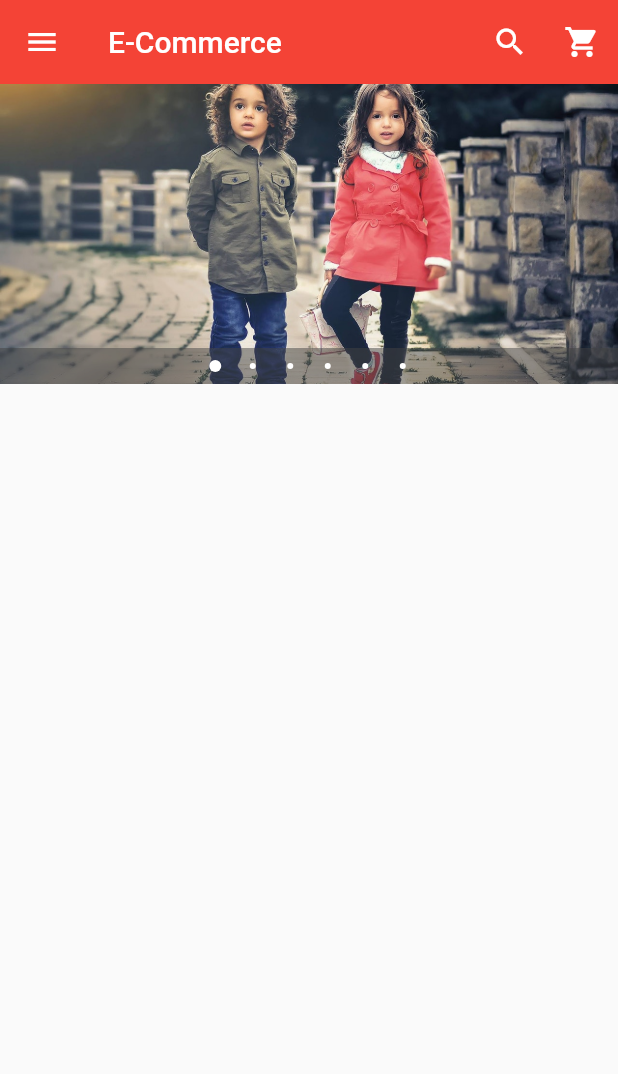
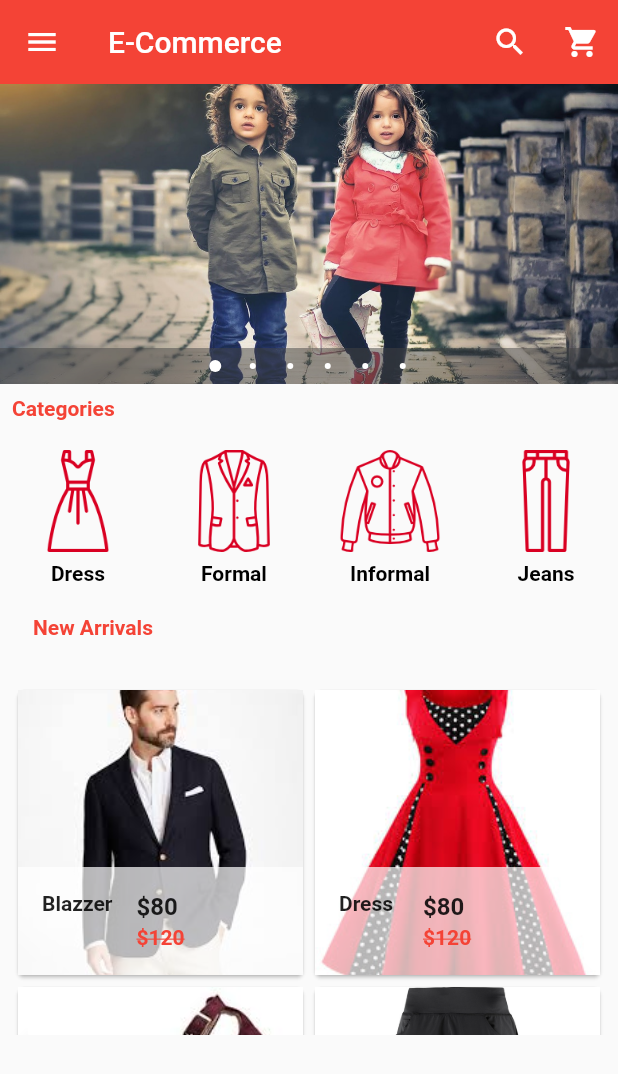
Before and after one commit to GeorgeKariuki7205/E-Commerce-Appliation-FrontEnd-Flutter, a Flutter app: the screen it shows after launch, on a phone screen of 412 x 824 dp. Shown: the top 1074 px of the screen. Run offline on Flutter 3.47's test engine with Material 2 defaults, Android fonts, the phone set to English and light mode, and no system bars; drawn by our look-alikes of carousel_pro.

Commit message:
Addedthe functionality to Create the Categories and the New Arrivals sections

```diff
--- /dev/null
+++ b/lib/HomePage/Categories/Categories.dart
@@ -0,0 +1,55 @@
+import 'package:flutter/material.dart';
+
+class Categories extends StatefulWidget {
+  @override
+  _CategoriesState createState() => _CategoriesState();
+}
+
+class _CategoriesState extends State<Categories> {
+  @override
+  Widget build(BuildContext context) {
+    return Container(
+      height: 100,
+      child: ListView(
+        scrollDirection: Axis.horizontal,
+        children: [
+          SingleCategory("Dress", 'images/cats/dress.png'),
+          SingleCategory("Formal", 'images/cats/formal.png'),
+          SingleCategory("Informal", 'images/cats/informal.png'),
+          SingleCategory("Jeans", 'images/cats/jeans.png'),
+          SingleCategory("Shoes", 'images/cats/shoe.png'),
+          SingleCategory("TShirts", 'images/cats/tshirt.png'),
+        ],
+      ),
+    );
+  }
+}
+
+class SingleCategory extends StatelessWidget {
+  final String image_location;
+  final String image_caption;
+
+  SingleCategory(this.image_caption, this.image_location);
+
+  @override
+  Widget build(BuildContext context) {
+    return Padding(
+      padding: const EdgeInsets.all(2.0),
+      child: InkWell(
+        onTap: () {},
+        child: Container(
+          width: 100.0,
+          child: ListTile(
+            title: Image.asset(image_location, width: 100, height: 80.0),
+            subtitle: Text(
+              image_caption,
+              textAlign: TextAlign.center,
+              style: new TextStyle(
+                  color: Colors.black, fontWeight: FontWeight.bold),
+            ),
+          ),
+        ),
+      ),
+    );
+  }
+}
--- a/lib/HomePage/HomePage.dart
+++ b/lib/HomePage/HomePage.dart
@@ -1,6 +1,10 @@
+import 'package:Geo_Store/HomePage/RecentProducts/RecentProducts.dart';
 import 'package:flutter/material.dart';
 import 'NavigationDrawer/NavigationDrawer.dart';
 import 'ImageCarousel/ImageCarousel.dart';
+import 'Categories/Categories.dart';
+import 'RecentProducts/RecentProducts.dart';
+
 class HomePage extends StatefulWidget {
   @override
   _HomePageState createState() => _HomePageState();
@@ -31,7 +35,27 @@ class _HomePageState extends State<HomePage> {
       ),
       drawer: NavigationDrawer(),
       body: new ListView(
-        children: [ImageCarousel()],
+        children: [
+          ImageCarousel(),
+          Padding(
+            padding: const EdgeInsets.all(8.0),
+            child: Text(
+              'Categories',
+              style: TextStyle(fontWeight: FontWeight.bold, color: Colors.red),
+            ),
+          ),
+          //  ADDING A HORIZONTAL LIST VIEW.
+          Categories(),
+          Padding(
+            padding: const EdgeInsets.all(22.0),
+            child: Text(
+              'New Arrivals',
+              style: TextStyle(fontWeight: FontWeight.bold, color: Colors.red),
+            ),
+
+          ),
+          RecentProducts()
+        ],
       ),
     );
   }
--- /dev/null
+++ b/lib/HomePage/RecentProducts/RecentProducts.dart
@@ -0,0 +1,120 @@
+import 'package:flutter/cupertino.dart';
+import 'package:flutter/material.dart';
+
+class RecentProducts extends StatefulWidget {
+  @override
+  _RecentProductsState createState() => _RecentProductsState();
+}
+
+class _RecentProductsState extends State<RecentProducts> {
+  @override
+  Widget build(BuildContext context) {
+    return Container(
+      height: 250,
+      child: Padding(
+        padding: const EdgeInsets.all(8.0),
+        child: Products(),
+      ),
+    );
+  }
+}
+
+class Products extends StatefulWidget {
+  @override
+  _ProductsState createState() => _ProductsState();
+}
+
+class _ProductsState extends State<Products> {
+  var product_list = [
+    {
+      "name": "Blazzer",
+      "picture": "images/products/blazer1.jpeg",
+      "old_price": 120,
+      "price": 80
+    },
+    {
+      "name": "Dress",
+      "picture": "images/products/dress1.jpeg",
+      "old_price": 120,
+      "price": 80
+    },
+    {
+      "name": "Heals",
+      "picture": "images/products/hills1.jpeg",
+      "old_price": 120,
+      "price": 80
+    },
+
+    {
+      "name": "Pants",
+      "picture": "images/products/pants1.jpg",
+      "old_price": 120,
+      "price": 80
+    },
+    {
+      "name": "Shoes",
+      "picture": "images/products/shoe1.jpg",
+      "old_price": 120,
+      "price": 80
+    },
+    {
+      "name": "Skirts",
+      "picture": "images/products/skt2.jpeg",
+      "old_price": 120,
+      "price": 80
+    },
+  ];
+
+  @override
+  Widget build(BuildContext context) {
+    return GridView.builder(
+        itemCount: product_list.length,
+        gridDelegate:
+            new SliverGridDelegateWithFixedCrossAxisCount(crossAxisCount: 2),
+        itemBuilder: (BuildContext context, int index) {
+          return SingleProduct(
+            name: product_list[index]['name'],
+            picture: product_list[index]['picture'],
+            oldPrice: product_list[index]['old_price'],
+            price: product_list[index]['price'],
+          );
+        });
+  }
+}
+
+class SingleProduct extends StatelessWidget {
+  final name;
+  final picture;
+  final oldPrice;
+  final price;
+
+  SingleProduct({this.name, this.picture, this.oldPrice, this.price});
+
+  @override
+  Widget build(BuildContext context) {
+    return Card(
+      child: Hero(
+        tag: name,
+        child: Material(
+          child: InkWell(
+            onTap: () {},
+            child: GridTile(
+              footer: Container(
+                color: Colors.white70,
+                child: ListTile(
+                  title: Text("\$$price", style: TextStyle( fontWeight: FontWeight.bold ),),
+                  subtitle: Text("\$$oldPrice", style: TextStyle(decoration: TextDecoration.lineThrough, color: Colors.red, fontWeight: FontWeight.bold),),
+                  leading: Text(
+                    name,
+                    style: TextStyle(fontWeight: FontWeight.bold),
+                  ),
+                ),
+              ),
+              child: Image.asset(picture, fit: BoxFit.cover,),
+            ),
+          ),
+        ),
+      ),
+    );
+  }
+}
```
Also changed, not shown: pubspec.yaml (+19 -1 lines).
